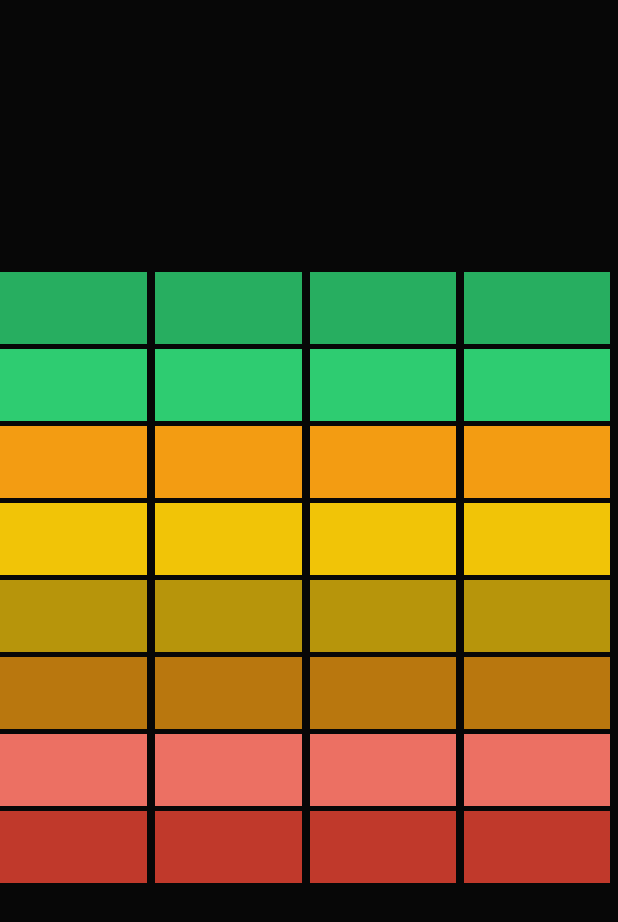
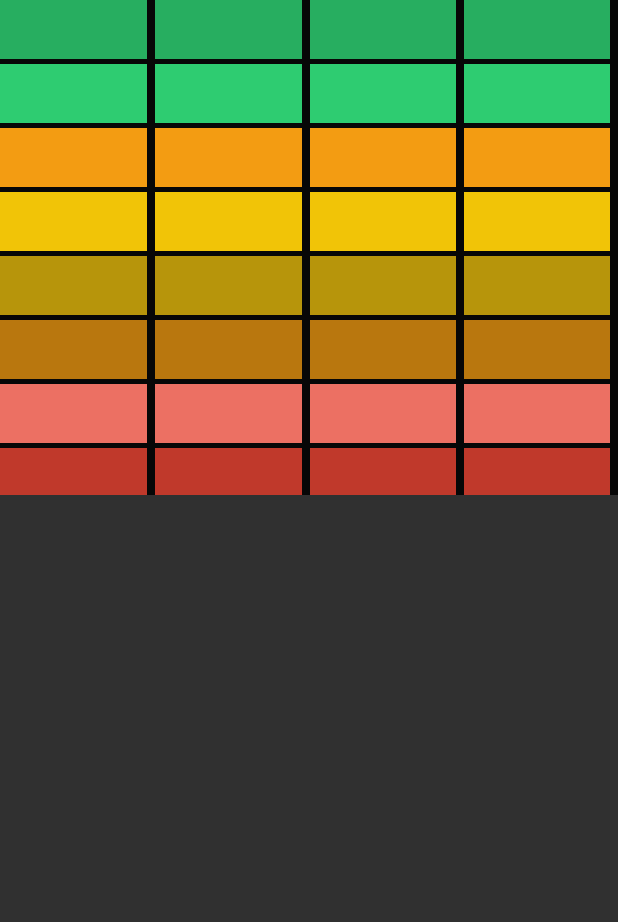
Before and after one commit to iszilagyigit/ParkDistanceControl, an Android app: the screen it shows after launch (MainActivity), on a phone screen of 412 x 824 dp. Shown: the top 922 px of the screen. Run offline under Robolectric (Android 15) with nearby library versions, the phone set to English and light mode, and no system bars.

Commit message:
all buttons visible in rpi screen

```diff
--- a/app/build.gradle
+++ b/app/build.gradle
@@ -7,7 +7,7 @@ android {
     buildToolsVersion "30.0.3"
 
     defaultConfig {
-        applicationId "com.example.parkdistancecontrol2"
+        applicationId "com.pdc.main.parkdistancecontrol2"
         minSdkVersion 25
         targetSdkVersion 30
         versionCode 1
--- a/app/src/main/AndroidManifest.xml
+++ b/app/src/main/AndroidManifest.xml
@@ -1,6 +1,6 @@
 <?xml version="1.0" encoding="utf-8"?>
 <manifest xmlns:android="http://schemas.android.com/apk/res/android"
-    package="com.example.parkdistancecontrol2">
+    package="com.pdc.main.parkdistancecontrol2">
 
     <application
         android:allowBackup="true"
--- /dev/null
+++ b/app/src/main/java/com/pdc/main/parkdistancecontrol2/MainActivity.java
@@ -0,0 +1,36 @@
+package com.pdc.main.parkdistancecontrol2;
+
+import androidx.appcompat.app.AppCompatActivity;
+
+import android.os.Bundle;
+import android.view.View;
+
+public class MainActivity extends AppCompatActivity {
+    // Used to load the 'native-lib' library on application startup.
+    static {
+      // TODO activate after compiled library is copied to rpi3
+        // see https://developer.android.com/studio/projects/configure-cmake?hl=de
+      //  System.loadLibrary("native-lib");
+    }
+
+    @Override
+    protected void onCreate(Bundle savedInstanceState) {
+        super.onCreate(savedInstanceState);
+
+         setContentView(R.layout.activity_main);
+        // System.out.println("String from JNI: " + stringFromJNI());
+    }
+
+    @Override
+    protected void onStart() {
+       // --> findViewById(R.id.button1_3).setVisibility(View.INVISIBLE);
+        super.onStart();
+    }
+
+    /**
+     * A native method that is implemented by the 'native-lib' native library,
+     * which is packaged with this application.
+     */
+    public native String stringFromJNI();
+
+}
--- a/app/src/main/res/layout/activity_main.xml
+++ b/app/src/main/res/layout/activity_main.xml
@@ -3,14 +3,14 @@
     xmlns:app="http://schemas.android.com/apk/res-auto"
     xmlns:tools="http://schemas.android.com/tools"
     android:layout_width="match_parent"
-    android:layout_height="match_parent"
+    android:layout_height="330dp"
     android:background="#070707"
     tools:context=".MainActivity">
 
     <LinearLayout
         android:id="@+id/linearLayout"
         android:layout_width="match_parent"
-        android:layout_height="461dp"
+        android:layout_height="330dp"
         android:baselineAligned="false"
         android:orientation="horizontal"
         app:layout_constraintBottom_toBottomOf="parent"
@@ -21,7 +21,7 @@
         <LinearLayout
             android:id="@+id/sensor1"
             android:layout_width="257dp"
-            android:layout_height="match_parent"
+            android:layout_height="wrap_content"
             android:layout_marginEnd="5dp"
             android:layout_weight="1"
             android:orientation="vertical">
@@ -29,7 +29,7 @@
             <Button
                 android:id="@+id/button1_1"
                 android:layout_width="match_parent"
-                android:layout_height="wrap_content"
+                android:layout_height="39dp"
                 android:layout_marginBottom="3dp"
                 android:foreground="#27AE60"
                 android:text="" />
@@ -37,7 +37,7 @@
             <Button
                 android:id="@+id/button1_2"
                 android:layout_width="match_parent"
-                android:layout_height="wrap_content"
+                android:layout_height="39dp"
                 android:layout_marginBottom="3dp"
                 android:foreground="#2ECC71"
                 android:text="" />
@@ -45,7 +45,7 @@
             <Button
                 android:id="@+id/button1_3"
                 android:layout_width="match_parent"
-                android:layout_height="wrap_content"
+                android:layout_height="39dp"
                 android:layout_marginBottom="3dp"
                 android:foreground="#F39C12"
                 android:text="" />
@@ -53,7 +53,7 @@
             <Button
                 android:id="@+id/button1_4"
                 android:layout_width="match_parent"
-                android:layout_height="wrap_content"
+                android:layout_height="39dp"
                 android:layout_marginBottom="3dp"
                 android:foreground="#F1C407"
                 android:text="" />
@@ -61,7 +61,7 @@
             <Button
                 android:id="@+id/button1_5"
                 android:layout_width="match_parent"
-                android:layout_height="wrap_content"
+                android:layout_height="39dp"
                 android:layout_marginBottom="3dp"
                 android:foreground="#B7950B"
                 android:text="" />
@@ -69,7 +69,7 @@
             <Button
                 android:id="@+id/button1_6"
                 android:layout_width="match_parent"
-                android:layout_height="wrap_content"
+                android:layout_height="39dp"
                 android:layout_marginBottom="3dp"
                 android:foreground="#B9770E"
                 android:text="" />
@@ -77,7 +77,7 @@
             <Button
                 android:id="@+id/button1_7"
                 android:layout_width="match_parent"
-                android:layout_height="wrap_content"
+                android:layout_height="39dp"
                 android:layout_marginBottom="3dp"
                 android:foreground="#EC7063"
                 android:text="" />
@@ -85,8 +85,7 @@
             <Button
                 android:id="@+id/button1_8"
                 android:layout_width="match_parent"
-                android:layout_height="wrap_content"
-                android:layout_marginBottom="3dp"
+                android:layout_height="39dp"
                 android:foreground="#C0392B"
                 android:text="" />
 
@@ -103,7 +102,7 @@
             <Button
                 android:id="@+id/button2_1"
                 android:layout_width="match_parent"
-                android:layout_height="wrap_content"
+                android:layout_height="39dp"
                 android:layout_marginBottom="3dp"
                 android:foreground="#27AE60"
                 android:text="" />
@@ -111,7 +110,7 @@
             <Button
                 android:id="@+id/button2_2"
                 android:layout_width="match_parent"
-                android:layout_height="wrap_content"
+                android:layout_height="39dp"
                 android:layout_marginBottom="3dp"
                 android:foreground="#2ECC71"
                 android:text="" />
@@ -119,7 +118,7 @@
             <Button
                 android:id="@+id/button2_3"
                 android:layout_width="match_parent"
-                android:layout_height="wrap_content"
+                android:layout_height="39dp"
                 android:layout_marginBottom="3dp"
                 android:foreground="#F39C12"
                 android:text="" />
@@ -127,7 +126,7 @@
             <Button
                 android:id="@+id/button2_4"
                 android:layout_width="match_parent"
-                android:layout_height="wrap_content"
+                android:layout_height="39dp"
                 android:layout_marginBottom="3dp"
                 android:foreground="#F1C407"
                 android:text="" />
@@ -135,7 +134,7 @@
             <Button
                 android:id="@+id/button2_5"
                 android:layout_width="match_parent"
-                android:layout_height="wrap_content"
+                android:layout_height="39dp"
                 android:layout_marginBottom="3dp"
                 android:foreground="#B7950B"
                 android:text="" />
@@ -143,7 +142,7 @@
             <Button
                 android:id="@+id/button2_6"
                 android:layout_width="match_parent"
-                android:layout_height="wrap_content"
+                android:layout_height="39dp"
                 android:layout_marginBottom="3dp"
                 android:foreground="#B9770E"
                 android:text="" />
@@ -151,7 +150,7 @@
             <Button
                 android:id="@+id/button2_7"
                 android:layout_width="match_parent"
-                android:layout_height="wrap_content"
+                android:layout_height="39dp"
                 android:layout_marginBottom="3dp"
                 android:foreground="#EC7063"
                 android:text="" />
@@ -159,7 +158,7 @@
             <Button
                 android:id="@+id/button2_8"
                 android:layout_width="match_parent"
-                android:layout_height="wrap_content"
+                android:layout_height="39dp"
                 android:foreground="#C0392B"
                 android:text="" />
         </LinearLayout>
@@ -175,7 +174,7 @@
             <Button
                 android:id="@+id/button3_1"
                 android:layout_width="match_parent"
-                android:layout_height="wrap_content"
+                android:layout_height="39dp"
                 android:layout_marginBottom="3dp"
                 android:foreground="#27AE60"
                 android:text="" />
@@ -183,7 +182,7 @@
             <Button
                 android:id="@+id/button3_2"
                 android:layout_width="match_parent"
-                android:layout_height="wrap_content"
+                android:layout_height="39dp"
                 android:layout_marginBottom="3dp"
                 android:foreground="#2ECC71"
                 android:text="" />
@@ -191,7 +190,7 @@
             <Button
                 android:id="@+id/button3_3"
                 android:layout_width="match_parent"
-                android:layout_height="wrap_content"
+                android:layout_height="39dp"
                 android:layout_marginBottom="3dp"
                 android:foreground="#F39C12"
                 android:text="" />
@@ -199,7 +198,7 @@
             <Button
                 android:id="@+id/button3_4"
                 android:layout_width="match_parent"
-                android:layout_height="wrap_content"
+                android:layout_height="39dp"
                 android:layout_marginBottom="3dp"
                 android:foreground="#F1C407"
                 android:text="" />
@@ -207,7 +206,7 @@
             <Button
                 android:id="@+id/button3_5"
                 android:layout_width="match_parent"
-                android:layout_height="wrap_content"
+                android:layout_height="39dp"
                 android:layout_marginBottom="3dp"
                 android:foreground="#B7950B"
                 android:text="" />
@@ -215,7 +214,7 @@
             <Button
                 android:id="@+id/button3_6"
                 android:layout_width="match_parent"
-                android:layout_height="wrap_content"
+                android:layout_height="39dp"
                 android:layout_marginBottom="3dp"
                 android:foreground="#B9770E"
                 android:text="" />
@@ -223,7 +222,7 @@
             <Button
                 android:id="@+id/button3_7"
                 android:layout_width="match_parent"
-                android:layout_height="wrap_content"
+                android:layout_height="39dp"
                 android:layout_marginBottom="3dp"
                 android:foreground="#EC7063"
                 android:text="" />
@@ -231,7 +230,7 @@
             <Button
                 android:id="@+id/button3_8"
                 android:layout_width="match_parent"
-                android:layout_height="wrap_content"
+                android:layout_height="39dp"
                 android:foreground="#C0392B"
                 android:text="" />
         </LinearLayout>
@@ -247,7 +246,7 @@
             <Button
                 android:id="@+id/button4_1"
                 android:layout_width="match_parent"
-                android:layout_height="wrap_content"
+                android:layout_height="39dp"
                 android:layout_marginBottom="3dp"
                 android:foreground="#27AE60"
                 android:text="" />
@@ -255,7 +254,7 @@
             <Button
                 android:id="@+id/button4_2"
                 android:layout_width="match_parent"
-                android:layout_height="wrap_content"
+                android:layout_height="39dp"
                 android:layout_marginBottom="3dp"
                 android:foreground="#2ECC71"
                 android:text="" />
@@ -263,7 +262,7 @@
             <Button
                 android:id="@+id/button4_3"
                 android:layout_width="match_parent"
-                android:layout_height="wrap_content"
+                android:layout_height="39dp"
                 android:layout_marginBottom="3dp"
                 android:foreground="#F39C12"
                 android:text="" />
@@ -271,7 +270,7 @@
             <Button
                 android:id="@+id/button4_4"
                 android:layout_width="match_parent"
-                android:layout_height="wrap_content"
+                android:layout_height="39dp"
                 android:layout_marginBottom="3dp"
                 android:foreground="#F1C407"
                 android:text="" />
@@ -279,7 +278,7 @@
             <Button
                 android:id="@+id/button4_5"
                 android:layout_width="match_parent"
-                android:layout_height="wrap_content"
+                android:layout_height="39dp"
                 android:layout_marginBottom="3dp"
                 android:foreground="#B7950B"
                 android:text="" />
@@ -287,7 +286,7 @@
             <Button
                 android:id="@+id/button4_6"
                 android:layout_width="match_parent"
-                android:layout_height="wrap_content"
+                android:layout_height="39dp"
                 android:layout_marginBottom="3dp"
                 android:foreground="#B9770E"
                 android:text="" />
@@ -295,7 +294,7 @@
             <Button
                 android:id="@+id/button4_7"
                 android:layout_width="match_parent"
-                android:layout_height="wrap_content"
+                android:layout_height="39dp"
                 android:layout_marginBottom="3dp"
                 android:foreground="#EC7063"
                 android:text="" />
@@ -303,7 +302,7 @@
             <Button
                 android:id="@+id/button4_8"
                 android:layout_width="match_parent"
-                android:layout_height="wrap_content"
+                android:layout_height="39dp"
                 android:foreground="#C0392B"
                 android:text="" />
 
```
Also changed, not shown: app/src/main/java/com/example/parkdistancecontrol2/MainActivity.java (deleted, +0 -14 lines), 4 other files.
